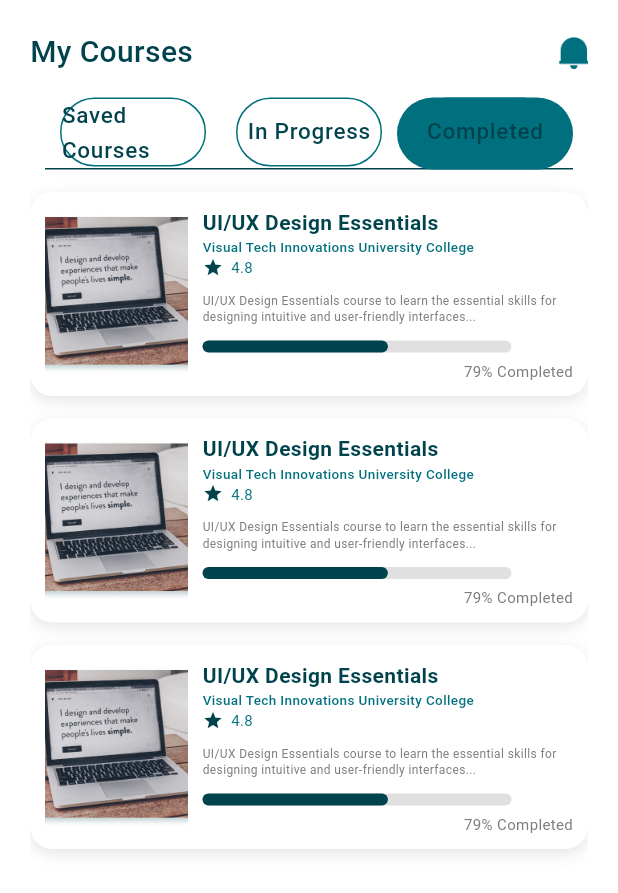
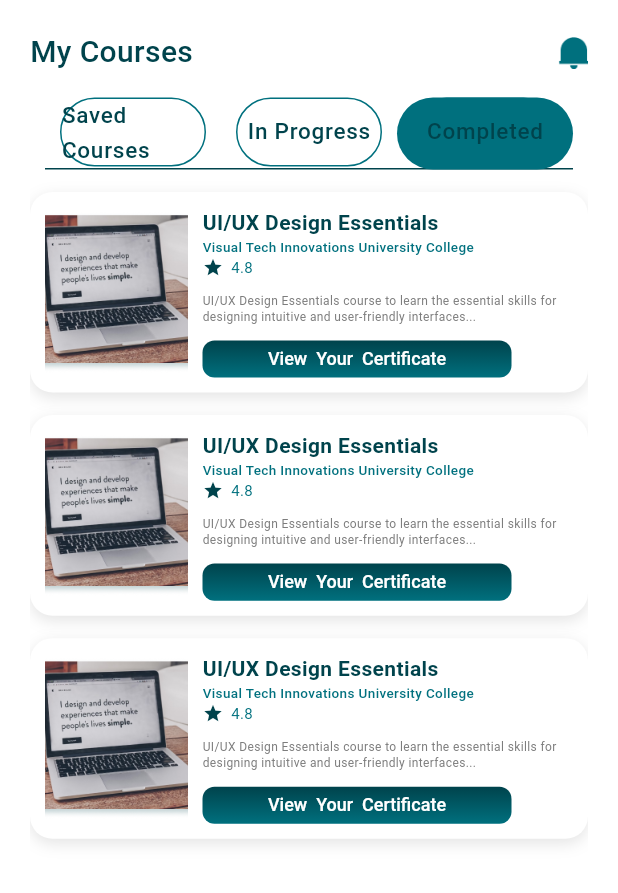
Before and after one commit to swagatapal/E_Learning, a Flutter app: the MyCourseTab screen opened directly, tab 3 chosen, on a phone screen of 412 x 824 dp. Shown: the top 893 px of the screen. Run offline on Flutter 3.47's test engine with Material 3 defaults, Android fonts, the phone set to English and light mode, and no system bars; drawn by our look-alikes of flutter_bounce; our stand-ins replace persistent_bottom_nav_bar, smooth_page_indicator.

Commit message:
my course tab pages

```diff
--- a/lib/Screens/MyCourse/View/my_course_tab.dart
+++ b/lib/Screens/MyCourse/View/my_course_tab.dart
@@ -76,7 +76,7 @@ class _MyCourseTabState extends State<MyCourseTab>
                           }),
 
                       ListView.builder(
-                        itemCount: 3,
+                        itemCount: 9,
                           itemBuilder: (context, index){
                           return const InProgress();
                           }),
@@ -94,6 +94,9 @@ class _MyCourseTabState extends State<MyCourseTab>
                   ),
                 ),
 
+
+
+
               ],
             ),
           ),
--- a/lib/Screens/MyCourse/Widgets/completed_page.dart
+++ b/lib/Screens/MyCourse/Widgets/completed_page.dart
@@ -1,3 +1,4 @@
+import 'package:e_learning/Core/Utils/CommonWidget/common_button.dart';
 import 'package:e_learning/Core/Utils/Helper/app_colors.dart';
 import 'package:e_learning/Core/Utils/Helper/screen_utils.dart';
 import 'package:flutter/material.dart';
@@ -93,28 +94,14 @@ class _CompletedPageState extends State<CompletedPage> {
                           fontWeight: FontWeight.w400),
                     ),
                     const SizedBox(height: 10),
-                    SizedBox(
-                      width: ScreenUtils().screenWidth(context) * 0.5,
-                      child: LinearProgressIndicator(
-                        value: 0.6,
-                        backgroundColor: Colors.grey[300],
-                        valueColor: AlwaysStoppedAnimation<Color>(
-                            Theme.of(context).colorScheme.onBackground),
-                        borderRadius: BorderRadius.circular(10),
-                        minHeight: 8,
-                      ),
-                    ),
-                    const SizedBox(height: 5),
-                    const Align(
-                      alignment: Alignment.centerRight,
-                      child: Text(
-                        '79% Completed',
-                        style:  TextStyle(
-                          fontFamily: 'Roboto',
-                          fontSize: 10,
-                          color: AppColors.colorSecondaryText2,
-                        ),
-                      ),
+                    CommonButton(
+                      buttonHeight: ScreenUtils().screenWidth(context) * 0.06,
+                      buttonWidth: ScreenUtils().screenWidth(context) * 0.5,
+                      label: "View  Your  Certificate",
+                      fontSize: 12,
+                      labelFontWeight: FontWeight.w500,
+                      borderRadius: 8,
+
                     ),
                   ],
                 ),
```
